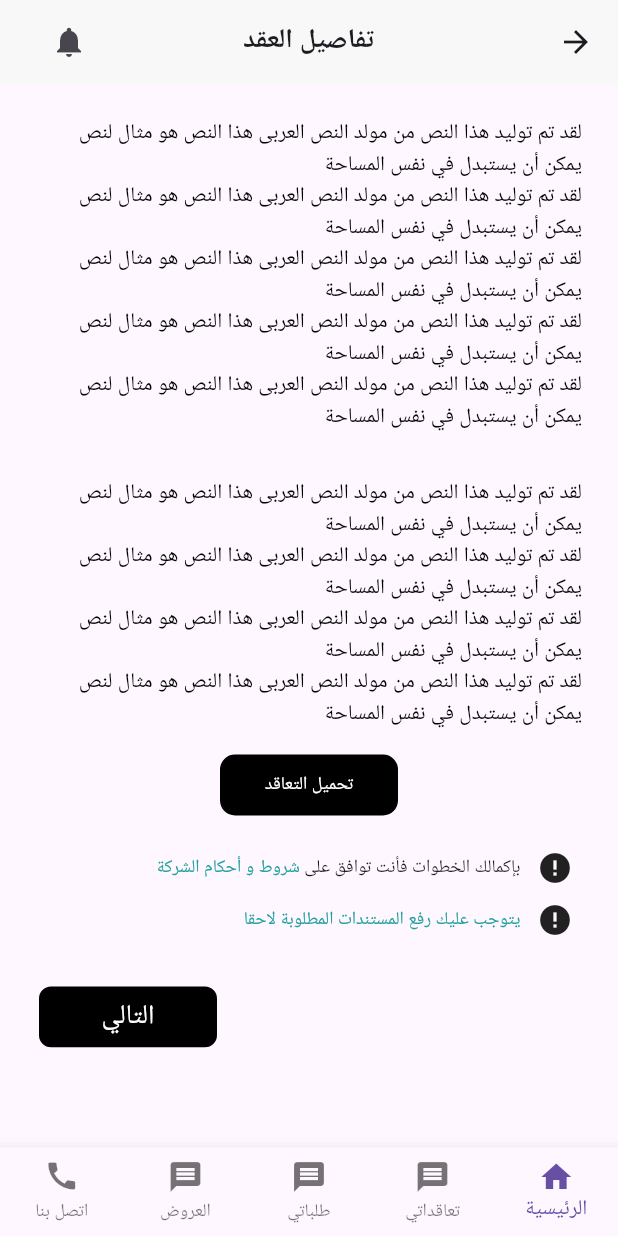
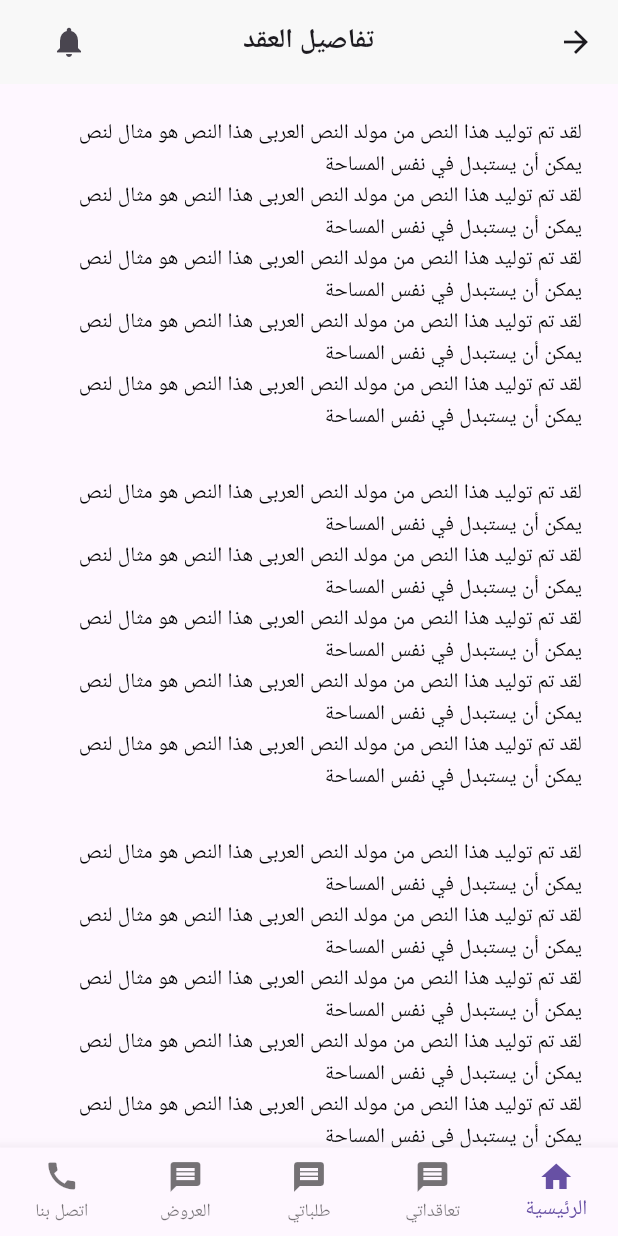
Before and after one commit to Salma-Ahmed3/ThePlattForm, a Flutter app: the ContractView screen opened by its route, on a phone screen of 412 x 824 dp. Run offline on Flutter 3.47's test engine with Material 3 defaults, Android fonts, the phone set to English and light mode, and no system bars; our stand-ins replace flutter_screenutil, google_fonts; missing offline and left inert: svg_flutter; Roboto replaces fonts that are missing (Alexandria).

Commit message:
update code

```diff
--- a/lib/Feauters/Contract Details/Presentation/view/widgets/constract_details_item.dart
+++ b/lib/Feauters/Contract Details/Presentation/view/widgets/constract_details_item.dart
@@ -9,7 +9,6 @@ class ContractDetailsItem extends StatelessWidget {
   Widget build(BuildContext context) {
     return  Stack(
       children: [
-
                   Container(
                     width: 383,
                     height: 315,
--- a/lib/Feauters/Contract/Presentation/View/Widgets/contract_view_body.dart
+++ b/lib/Feauters/Contract/Presentation/View/Widgets/contract_view_body.dart
@@ -4,7 +4,6 @@ import 'package:nowproject/Feauters/Add%20New%20Address/Presentation/Views/Widge
 import 'package:nowproject/Feauters/Contract%20attachments/Presentation/views/contract_attachments_view.dart';
 import 'package:nowproject/Feauters/Contract/Presentation/View/Widgets/custom_button_next.dart';
 import 'package:nowproject/Feauters/Contract/Presentation/View/Widgets/custom_contract_items.dart';
-import 'package:nowproject/Feauters/Home/Presentation/Views/Widgets/test_page.dart';
 import 'package:nowproject/core/utils/app_text_style.dart';
 import 'custom_text_contract.dart';
 
@@ -13,15 +12,13 @@ class ContractViewBody extends StatelessWidget {
 
   @override
   Widget build(BuildContext context) {
-    return  Column(
+    return  SingleChildScrollView(
+      child: Column(
         children: [
           const SizedBox(height: 23),
           const CustomTextContract(),
           const SizedBox(height: 16),
           CustomButtonInAddNewAddrease(
-                    onTap: () {
-                    Navigator.of(context).pushNamed(TestPage.routeName);
-                  },
                         alignment:   Alignment.center,
                         colorBackGround: Colors.black,
                         tixtInButton: Center(
@@ -42,8 +39,12 @@ class ContractViewBody extends StatelessWidget {
                               Navigator.of(context).pushNamed(ContractAttachmentsView.routeName);
                                 },
                                   ),
+
                           ),
+                          const SizedBox(height: 32),
+
                 ],
+      ),
     );
   }
 }
--- a/lib/Feauters/Contract/Presentation/View/Widgets/custom_text_contract.dart
+++ b/lib/Feauters/Contract/Presentation/View/Widgets/custom_text_contract.dart
@@ -20,6 +20,16 @@ class CustomTextContract extends StatelessWidget {
           Text('لقد تم توليد هذا النص من مولد النص العربى هذا النص هو مثال لنص يمكن أن يستبدل في نفس المساحة' , style: TextStyles.regular14,),
           Text('لقد تم توليد هذا النص من مولد النص العربى هذا النص هو مثال لنص يمكن أن يستبدل في نفس المساحة' , style: TextStyles.regular14,),
           Text('لقد تم توليد هذا النص من مولد النص العربى هذا النص هو مثال لنص يمكن أن يستبدل في نفس المساحة' , style: TextStyles.regular14,),
+          Text('لقد تم توليد هذا النص من مولد النص العربى هذا النص هو مثال لنص يمكن أن يستبدل في نفس المساحة' , style: TextStyles.regular14,),
+          SizedBox(height: 30,),
+
+          Text('لقد تم توليد هذا النص من مولد النص العربى هذا النص هو مثال لنص يمكن أن يستبدل في نفس المساحة' , style: TextStyles.regular14,),
+          Text('لقد تم توليد هذا النص من مولد النص العربى هذا النص هو مثال لنص يمكن أن يستبدل في نفس المساحة' , style: TextStyles.regular14,),
+          Text('لقد تم توليد هذا النص من مولد النص العربى هذا النص هو مثال لنص يمكن أن يستبدل في نفس المساحة' , style: TextStyles.regular14,),
+          Text('لقد تم توليد هذا النص من مولد النص العربى هذا النص هو مثال لنص يمكن أن يستبدل في نفس المساحة' , style: TextStyles.regular14,),
+          Text('لقد تم توليد هذا النص من مولد النص العربى هذا النص هو مثال لنص يمكن أن يستبدل في نفس المساحة' , style: TextStyles.regular14,),
+          Text('لقد تم توليد هذا النص من مولد النص العربى هذا النص هو مثال لنص يمكن أن يستبدل في نفس المساحة' , style: TextStyles.regular14,),
+          Text('لقد تم توليد هذا النص من مولد النص العربى هذا النص هو مثال لنص يمكن أن يستبدل في نفس المساحة' , style: TextStyles.regular14,),
         ],
       ),
     );
```
Also changed, not shown: lib/Feauters/Contract/Presentation/View/Widgets/custom_contract_items.dart (+12 -1 lines), lib/Feauters/Terms and Conditions/Presentation/Views/terms_and_conditions_view.dart (added, +64 -0 lines). Lines whose indentation alone changed are shown as unchanged.
